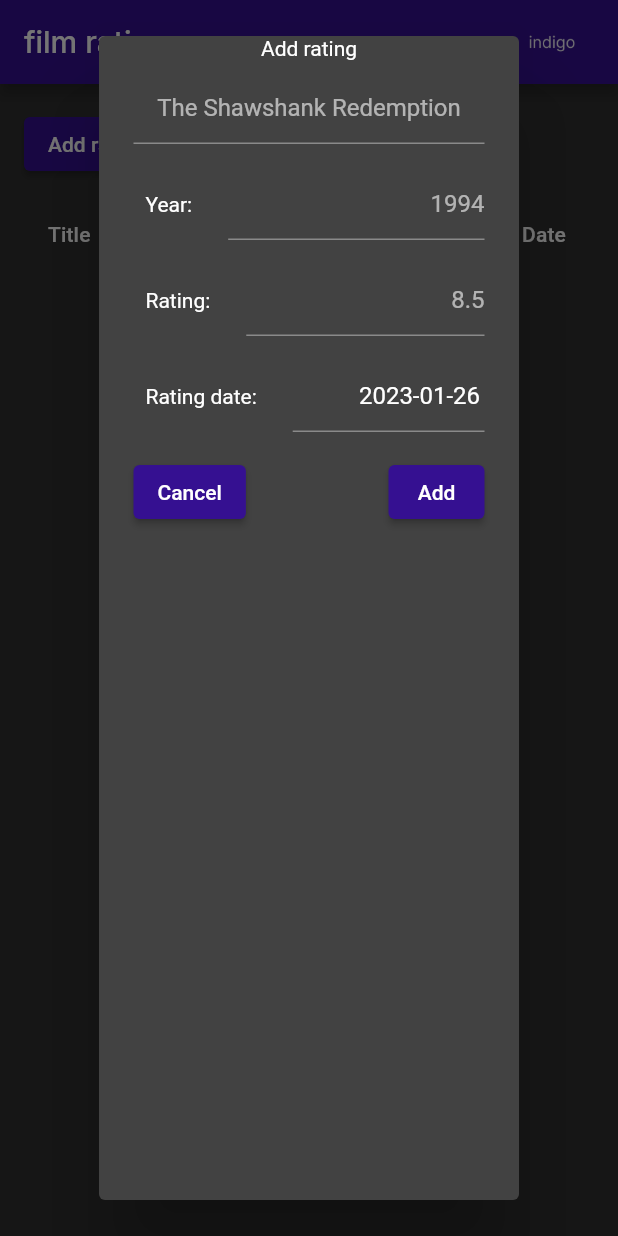
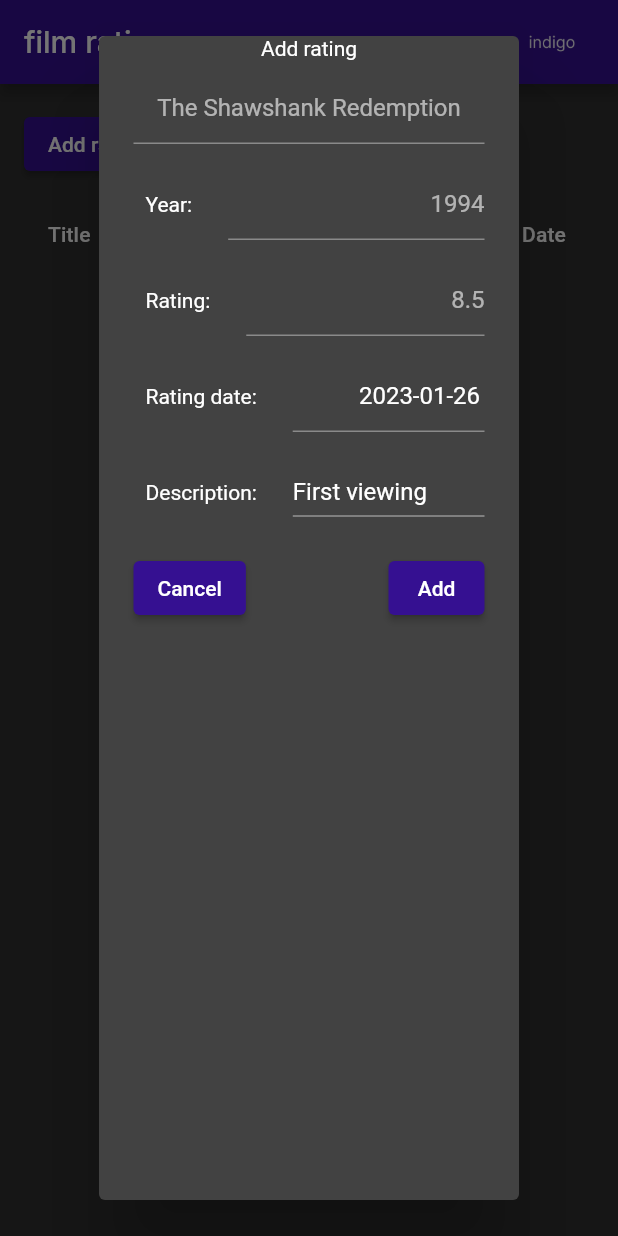
Before and after one commit to ddascalescu/app-film-ratings, a Flutter app: the screen it shows after launch, after a tap on "Add rating...", on a phone screen of 412 x 824 dp. Run offline on Flutter 3.47's test engine with Material 2 defaults, Android fonts, the phone set to English and light mode, and no system bars; drawn by our look-alikes of data_table_2; our stand-ins replace google_fonts.

Commit message:
FEATURE: Added Rating descriptions, with dropdowns

```diff
--- a/files/app_film_ratings/lib/classes/ratings.dart
+++ b/files/app_film_ratings/lib/classes/ratings.dart
@@ -5,6 +5,13 @@ class Ratings {
   static final DateFormat dateFormat = DateFormat('yyyy-MM-dd');
   static final DateFormat _dateFormatShort = DateFormat('dd-MMM');
   static final DateFormat _dateFormatOnlyYear = DateFormat('yyyy');
+
+  static final descriptions = {
+    1: "First viewing",
+    2: "Repeat viewing",
+    3: "Retroactive change",
+    4: "External import"
+  }; // TODO: make final list combination of this plus any custom-made descriptions
 
   static String encode(List<Rating> ratings) {
     JsonEncoder e = const JsonEncoder.withIndent(' ');
@@ -31,8 +38,9 @@ class Rating {
 
   double rating;
   DateTime? ratingDate;
+  int descriptionId;
 
-  Rating(this.filmTitle, this.filmYear, this.rating, DateTime ratingDate) {
+  Rating(this.filmTitle, this.filmYear, this.rating, DateTime ratingDate, this.descriptionId) {
     this.ratingDate = DateTime(ratingDate.year, ratingDate.month, ratingDate.day);
   }
 
@@ -58,12 +66,14 @@ class Rating {
     'title': filmTitle,
     'year': filmYear,
     'rating': rating,
-    'date': ratingDateString
+    'date': ratingDateString,
+    'descr': descriptionId
   };
 
   Rating.fromJson(Map<String, dynamic> json)
       : filmTitle = json['title'],
         filmYear = json['year'],
         rating = json['rating'],
-        ratingDate = Ratings.dateFormat.parse(json['date']);
+        ratingDate = Ratings.dateFormat.parse(json['date']),
+        descriptionId = json['descr'];
 }
--- a/files/app_film_ratings/lib/main.dart
+++ b/files/app_film_ratings/lib/main.dart
@@ -70,6 +70,7 @@ class _RatingsTableState extends State<RatingsTable> {
   final _yearController = TextEditingController();
 
   DateTime _selectedDate = DateTime.now();
+  int _selectedDropdown = 1;
 
   final List<Rating> ratings = [];
 
@@ -123,6 +124,7 @@ class _RatingsTableState extends State<RatingsTable> {
     _yearController.clear();
     _numberController.clear();
     _selectedDate = DateTime.now();
+    _selectedDropdown = 1;
   }
 
   void _showDialogAdd() {
@@ -147,7 +149,8 @@ class _RatingsTableState extends State<RatingsTable> {
                                       controller: _textController,
                                       textAlign: TextAlign.center,
                                       decoration: const InputDecoration(hintText: 'The Shawshank Redemption')
-                              )),
+                                  )
+                              ),
 
                               /* ENTRY: Film year */
                               InputRow(
@@ -158,7 +161,8 @@ class _RatingsTableState extends State<RatingsTable> {
                                       keyboardType: TextInputType.number,
                                       inputFormatters: [YearInputFormatter()],
                                       decoration: const InputDecoration(hintText: '1994')
-                              )),
+                                  )
+                              ),
 
                               /* ENTRY: Rating */
                               InputRow(
@@ -169,7 +173,8 @@ class _RatingsTableState extends State<RatingsTable> {
                                       keyboardType: TextInputType.number,
                                       inputFormatters: [RatingInputFormatter()],
                                       decoration: const InputDecoration(hintText: '8.5')
-                              )),
+                                  )
+                              ),
 
                               /* ENTRY: Rating date */
                               InputRow(
@@ -205,11 +210,37 @@ class _RatingsTableState extends State<RatingsTable> {
                                                       * before. It just closes and reopens the
                                                       * dialog box without calling resetFields(). */
                                             // TODO: find better fix, if reloading affects performance
+                                            // might be because of async
                                           });
                                         }
                                       }
 
-                              )),
+                                  )
+                              ),
+
+                              /* Description */
+                              InputRow(
+                                  prompt: "Description:",
+                                  child: DropdownButton<int>(
+                                      value: _selectedDropdown,
+                                      isExpanded: true,
+                                      iconSize: 0.0,
+                                      onChanged: (int? newValue) {
+                                        setState(() {
+                                          // TODO: requires fix as above
+                                          Navigator.pop(context);
+                                          _selectedDropdown = newValue!;
+                                          _showDialogAdd();
+                                        });
+                                      },
+                                      items: Ratings.descriptions.entries
+                                          .map((entry) => DropdownMenuItem<int>(
+                                          value: entry.key,
+                                          child: Text(entry.value, overflow: TextOverflow.ellipsis,)
+                                      ))
+                                          .toList()
+                                  )
+                              ),
 
                               /* BUTTONS: Cancel and Add */
                               SizedBox(width: dialogInnerWidth, child: Row(children: [
@@ -259,7 +290,8 @@ class _RatingsTableState extends State<RatingsTable> {
           _textController.text,
           int.parse(_yearController.text),
           double.parse(_numberController.text),
-          _selectedDate
+          _selectedDate,
+          _selectedDropdown
       );
       if (r.filmYear < 1850) {
         ScaffoldMessenger.of(dialogContext).showSnackBar(
@@ -320,7 +352,8 @@ class _RatingsTableState extends State<RatingsTable> {
                                           text: rating.filmTitle
                                       ),
                                       textAlign: TextAlign.center
-                              )),
+                                  )
+                              ),
 
                               /* ENTRY: Film year */
                               InputRow(
@@ -331,7 +364,8 @@ class _RatingsTableState extends State<RatingsTable> {
                                           text: rating.filmYearString
                                       ),
                                       textAlign: TextAlign.right
-                              )),
+                                  )
+                              ),
 
                               /* ENTRY: Rating */
                               InputRow(
@@ -342,7 +376,8 @@ class _RatingsTableState extends State<RatingsTable> {
                                           text: rating.ratingString
                                       ),
                                       textAlign: TextAlign.right
-                              )),
+                                  )
+                              ),
 
                               /* ENTRY: Rating date */
                               InputRow(
@@ -353,7 +388,20 @@ class _RatingsTableState extends State<RatingsTable> {
                                       text: rating.ratingDateString,
                                     ),
                                     textAlign: TextAlign.right
-                              )),
+                                )
+                              ),
+
+                              /* ENTRY: Description */
+                              InputRow(
+                                  prompt: "Description:",
+                                  child: TextField(
+                                      readOnly: true,
+                                      controller: TextEditingController(
+                                        text: Ratings.descriptions[rating.descriptionId],
+                                      ),
+                                      textAlign: TextAlign.right
+                                  )
+                              ),
 
                               /* BUTTONS: Cancel and Add */
                               SizedBox(width: dialogInnerWidth, child: Row(children: [
--- a/files/app_film_ratings/lib/utils/ui.dart
+++ b/files/app_film_ratings/lib/utils/ui.dart
@@ -11,25 +11,24 @@ class InputRow extends StatelessWidget {
   @override
   Widget build(BuildContext context) {
     if (prompt == null) {
-      return SizedBox(width: dialogInnerWidth, child: Row(children: [SizedBox(
+      return SizedBox(
           width: dialogInnerWidth,
           child: PaddingAll(
               padding: pad,
               child: child
           )
-      )]));
+      );
     } else {
       return SizedBox(width: dialogInnerWidth, child: Row(children: [
         PaddingAll(
             padding: pad*2,
             child: Text(prompt!)
         ),
-        Expanded(
-            child: PaddingAll(
-                padding: pad,
-                child: child
-            )
-        )]));
+        Expanded(child: PaddingAll(
+            padding: pad,
+            child: child
+        ))
+      ]));
     }
   }
 }
```
Also changed, not shown: changelog.txt, 1 other file. Lines whose indentation alone changed are shown as unchanged.
